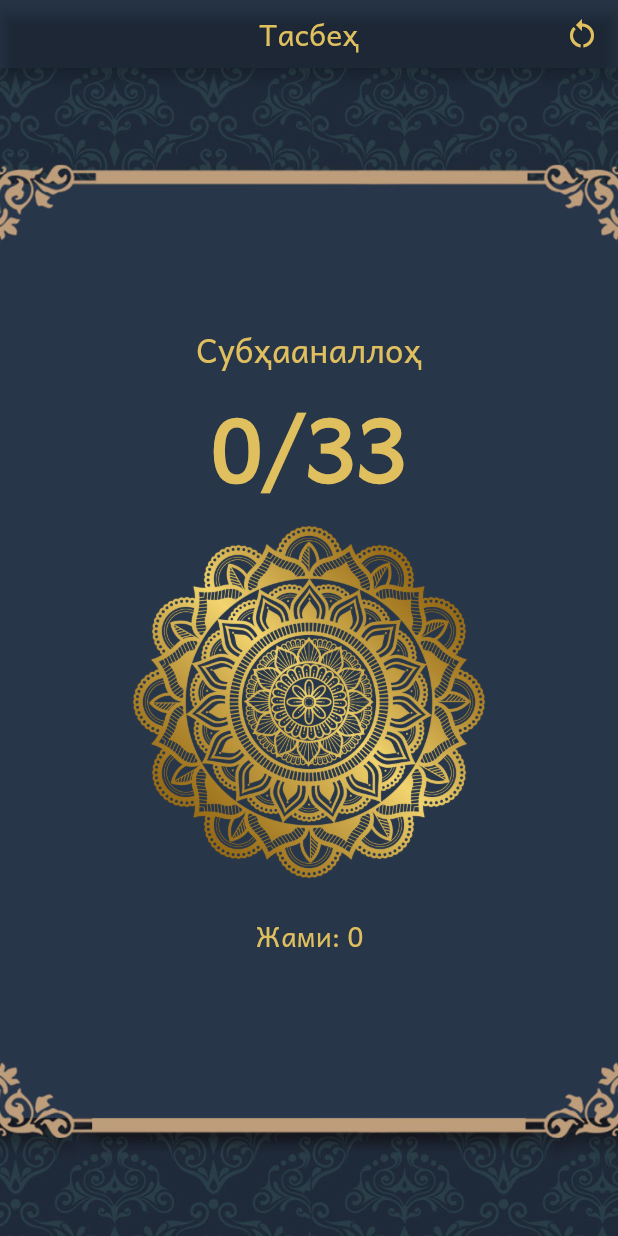
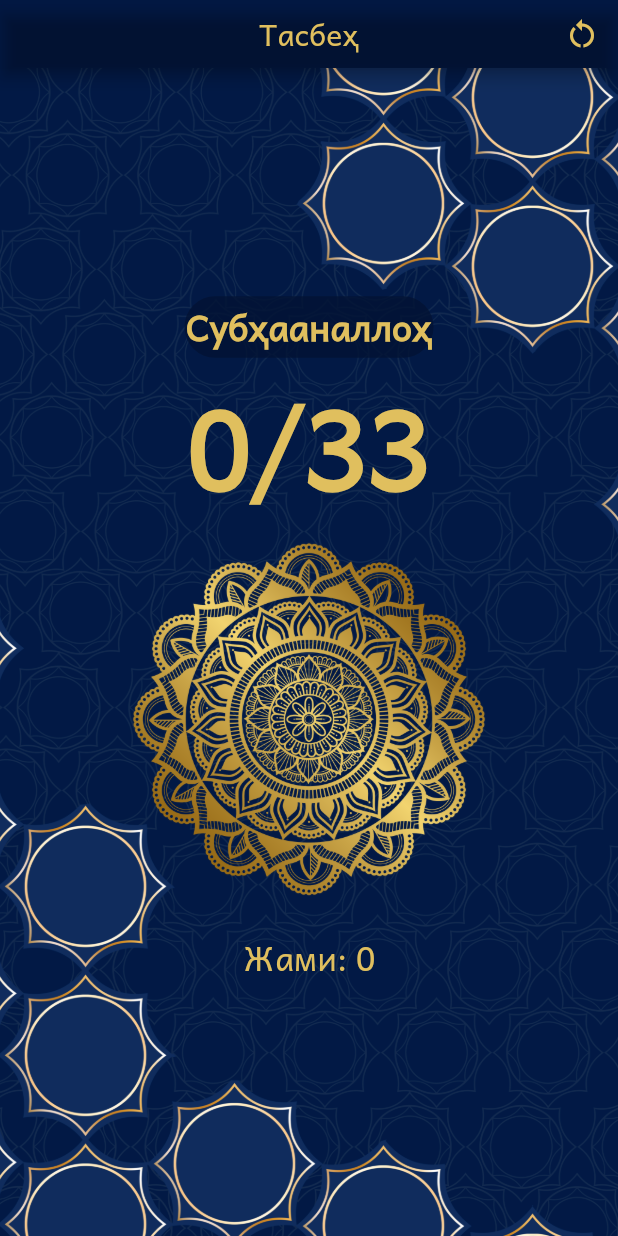
Before and after one commit to Jaloliddin-Fozilov/tasbih, a Flutter app: the screen it shows after launch, on a phone screen of 412 x 824 dp. Run offline on Flutter 3.47's test engine with Material 2 defaults, Android fonts, the light colour scheme and no system bars; our stand-ins replace vibration.

Commit message:
change background image

```diff
--- a/lib/main.dart
+++ b/lib/main.dart
@@ -71,8 +71,8 @@ class _MyAppState extends State<MyApp> {
       debugShowCheckedModeBanner: false,
       theme: ThemeData(
         fontFamily: 'Andika',
-        primaryColor: const Color.fromRGBO(39, 54, 73, 1),
-        scaffoldBackgroundColor: const Color.fromRGBO(39, 54, 73, 1),
+        primaryColor: const Color.fromRGBO(2, 25, 69, 1),
+        scaffoldBackgroundColor: const Color.fromRGBO(2, 25, 69, 1),
         textTheme: const TextTheme(
           bodyText2: TextStyle(
             color: Color.fromRGBO(224, 191, 94, 1),
@@ -104,7 +104,7 @@ class _MyAppState extends State<MyApp> {
           child: Container(
             decoration: const BoxDecoration(
               image: DecorationImage(
-                image: AssetImage('assets/images/background.jpg'),
+                image: AssetImage('assets/images/background.png'),
                 fit: BoxFit.cover,
               ),
             ),
--- a/lib/widgets/all.dart
+++ b/lib/widgets/all.dart
@@ -14,7 +14,7 @@ class All extends StatelessWidget {
       padding: const EdgeInsets.all(16.0),
       child: Text(
         "Жами: $jami",
-        style: const TextStyle(fontSize: 18),
+        style: const TextStyle(fontSize: 22),
       ),
     );
   }
--- a/lib/widgets/buttons.dart
+++ b/lib/widgets/buttons.dart
@@ -20,7 +20,7 @@ class _ButtonsState extends State<Buttons> {
   Widget build(BuildContext context) {
     return AnimatedRotationCustom(
       angle: _counter * 15,
-      duration: const Duration(milliseconds: 90),
+      duration: const Duration(milliseconds: 300),
       child: Row(
         mainAxisAlignment: MainAxisAlignment.center,
         children: [
--- a/lib/widgets/listText.dart
+++ b/lib/widgets/listText.dart
@@ -16,11 +16,21 @@ class _ListTextState extends State<ListText> {
   @override
   Widget build(BuildContext context) {
     return Center(
-      child: Text(
-        text,
-        textAlign: TextAlign.center,
-        style: const TextStyle(
-          fontSize: 22,
+      child: Container(
+        decoration: BoxDecoration(
+          border: Border.all(color: Colors.transparent),
+          borderRadius: const BorderRadius.all(
+            Radius.circular(30.0),
+          ),
+          color: const Color(0xff021233).withOpacity(0.80),
+        ),
+        child: Text(
+          text,
+          textAlign: TextAlign.center,
+          style: const TextStyle(
+            fontSize: 24,
+            fontWeight: FontWeight.bold,
+          ),
         ),
       ),
     );
--- a/lib/widgets/present.dart
+++ b/lib/widgets/present.dart
@@ -19,7 +19,7 @@ class _PresentState extends State<Present> {
     return Center(
       child: Text(
         "${widget.hozirgi}/${widget.nechtaligi}",
-        style: TextStyle(fontSize: 58, fontWeight: FontWeight.bold),
+        style: TextStyle(fontSize: 72, fontWeight: FontWeight.bold),
       ),
     );
   }
```
Also changed, not shown: assets/images/background.jpg (deleted), assets/images/background.png (added).
